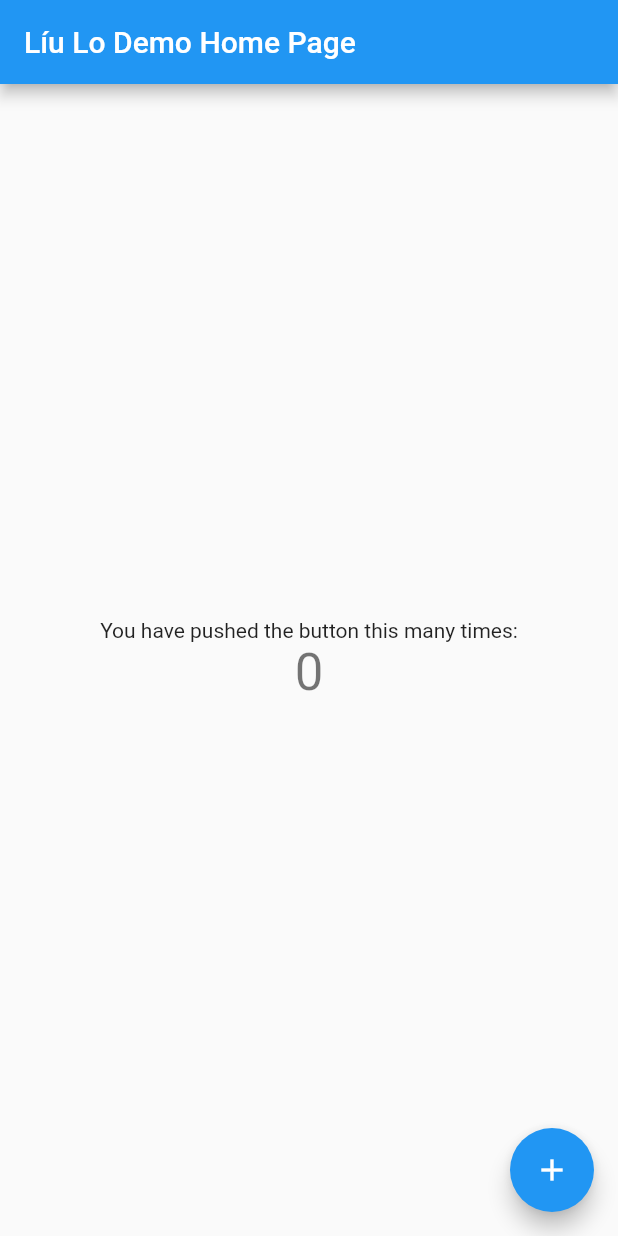
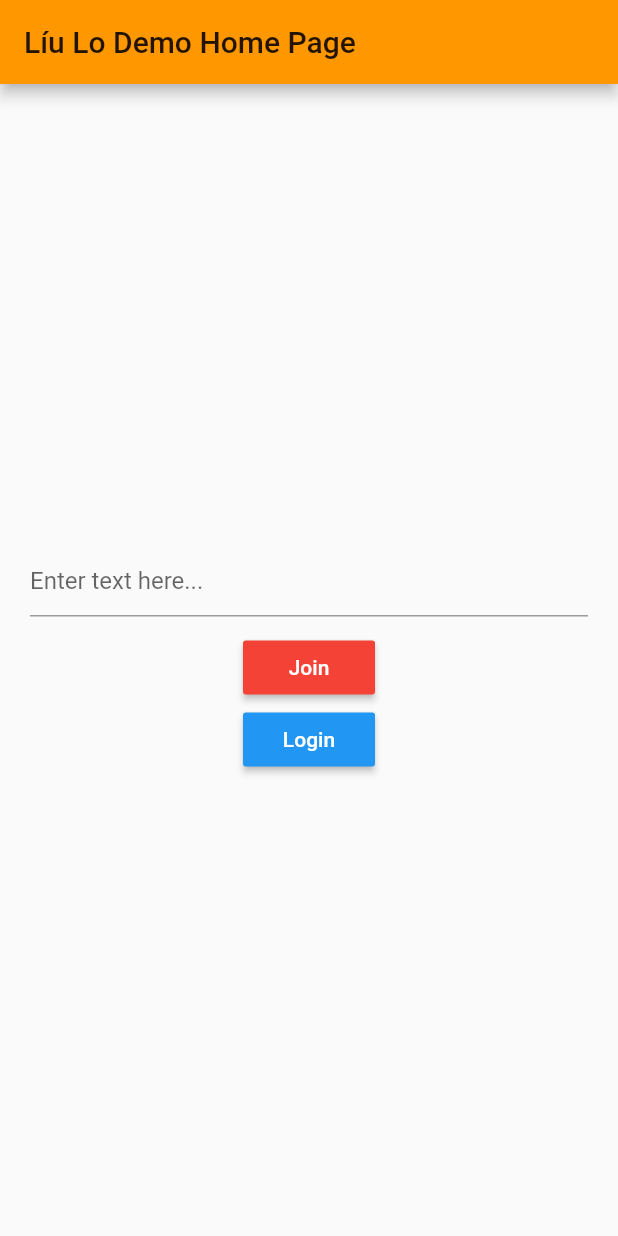
Before and after one commit to dwarvesf/liulo-mobile, a Flutter app: the screen it shows after launch, on a phone screen of 412 x 824 dp. Run offline on Flutter 3.47's test engine with Material 2 defaults, Android fonts, the phone set to English and light mode, and no system bars.

Commit message:
input code page

```diff
--- a/lib/main.dart
+++ b/lib/main.dart
@@ -3,21 +3,12 @@ import 'package:flutter/material.dart';
 void main() => runApp(new MyApp());
 
 class MyApp extends StatelessWidget {
-  // This widget is the root of your application.
   @override
   Widget build(BuildContext context) {
     return new MaterialApp(
       title: 'Líu Lo',
       theme: new ThemeData(
-        // This is the theme of your application.
-        //
-        // Try running your application with "flutter run". You'll see the
-        // application has a blue toolbar. Then, without quitting the app, try
-        // changing the primarySwatch below to Colors.green and then invoke
-        // "hot reload" (press "r" in the console where you ran "flutter run",
-        // or press Run > Flutter Hot Reload in IntelliJ). Notice that the
-        // counter didn't reset back to zero; the application is not restarted.
-        primarySwatch: Colors.blue,
+        primarySwatch: Colors.orange,
       ),
       home: new MyHomePage(title: 'Líu Lo Demo Home Page'),
     );
@@ -27,15 +18,6 @@ class MyApp extends StatelessWidget {
 class MyHomePage extends StatefulWidget {
   MyHomePage({Key key, this.title}) : super(key: key);
 
-  // This widget is the home page of your application. It is stateful, meaning
-  // that it has a State object (defined below) that contains fields that affect
-  // how it looks.
-
-  // This class is the configuration for the state. It holds the values (in this
-  // case the title) provided by the parent (in this case the App widget) and
-  // used by the build method of the State. Fields in a Widget subclass are
-  // always marked "final".
-
   final String title;
 
   @override
@@ -43,67 +25,58 @@ class MyHomePage extends StatefulWidget {
 }
 
 class _MyHomePageState extends State<MyHomePage> {
-  int _counter = 0;
+  String results = "";
 
-  void _incrementCounter() {
-    setState(() {
-      // This call to setState tells the Flutter framework that something has
-      // changed in this State, which causes it to rerun the build method below
-      // so that the display can reflect the updated values. If we changed
-      // _counter without calling setState(), then the build method would not be
-      // called again, and so nothing would appear to happen.
-      _counter++;
-    });
-  }
+  final TextEditingController controller = new TextEditingController();
+
+  void addNumbers() {}
+
+  void subtractNumbers() {}
 
   @override
   Widget build(BuildContext context) {
-    // This method is rerun every time setState is called, for instance as done
-    // by the _incrementCounter method above.
-    //
-    // The Flutter framework has been optimized to make rerunning build methods
-    // fast, so that you can just rebuild anything that needs updating rather
-    // than having to individually change instances of widgets.
     return new Scaffold(
       appBar: new AppBar(
-        // Here we take the value from the MyHomePage object that was created by
-        // the App.build method, and use it to set our appbar title.
         title: new Text(widget.title),
       ),
       body: new Center(
-        // Center is a layout widget. It takes a single child and positions it
-        // in the middle of the parent.
         child: new Column(
-          // Column is also layout widget. It takes a list of children and
-          // arranges them vertically. By default, it sizes itself to fit its
-          // children horizontally, and tries to be as tall as its parent.
-          //
-          // Invoke "debug paint" (press "p" in the console where you ran
-          // "flutter run", or select "Toggle Debug Paint" from the Flutter tool
-          // window in IntelliJ) to see the wireframe for each widget.
-          //
-          // Column has various properties to control how it sizes itself and
-          // how it positions its children. Here we use mainAxisAlignment to
-          // center the children vertically; the main axis here is the vertical
-          // axis because Columns are vertical (the cross axis would be
-          // horizontal).
           mainAxisAlignment: MainAxisAlignment.center,
           children: <Widget>[
-            new Text(
-              'You have pushed the button this many times:',
+            new Container(
+                margin: const EdgeInsets.only(left: 20.0, right: 20.0, bottom: 10.0),
+                child: new TextField(
+                  decoration:
+                      new InputDecoration(hintText: "Enter text here..."),
+                  onSubmitted: (String str) {
+                    setState(() {
+                      results = results + "\n" + str;
+                      controller.text = "";
+                    });
+                  },
+                  controller: controller,
+                )),
+            new RaisedButton(
+              onPressed: subtractNumbers,
+              textColor: Colors.white,
+              color: Colors.red,
+              padding: const EdgeInsets.all(8.0),
+              child: new Text(
+                "Join",
+              ),
             ),
-            new Text(
-              '$_counter',
-              style: Theme.of(context).textTheme.display1,
+            new RaisedButton(
+              onPressed: subtractNumbers,
+              textColor: Colors.white,
+              color: Colors.blue,
+              padding: const EdgeInsets.all(8.0),
+              child: new Text(
+                "Login",
+              ),
             ),
           ],
         ),
       ),
-      floatingActionButton: new FloatingActionButton(
-        onPressed: _incrementCounter,
-        tooltip: 'Increment',
-        child: new Icon(Icons.add),
-      ), // This trailing comma makes auto-formatting nicer for build methods.
     );
   }
 }
```
